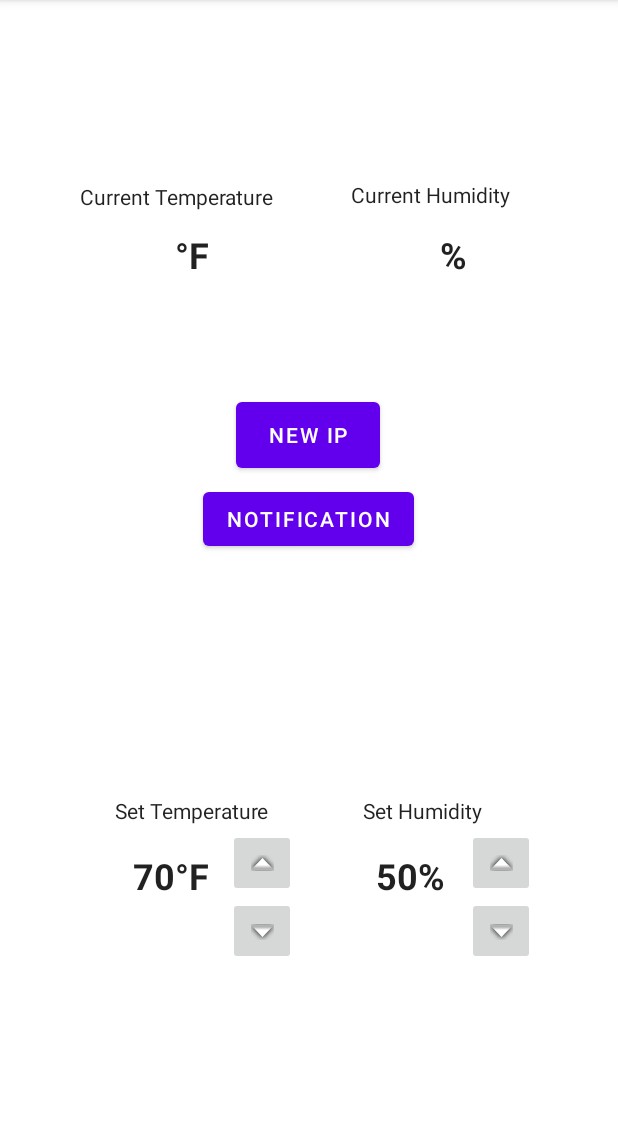
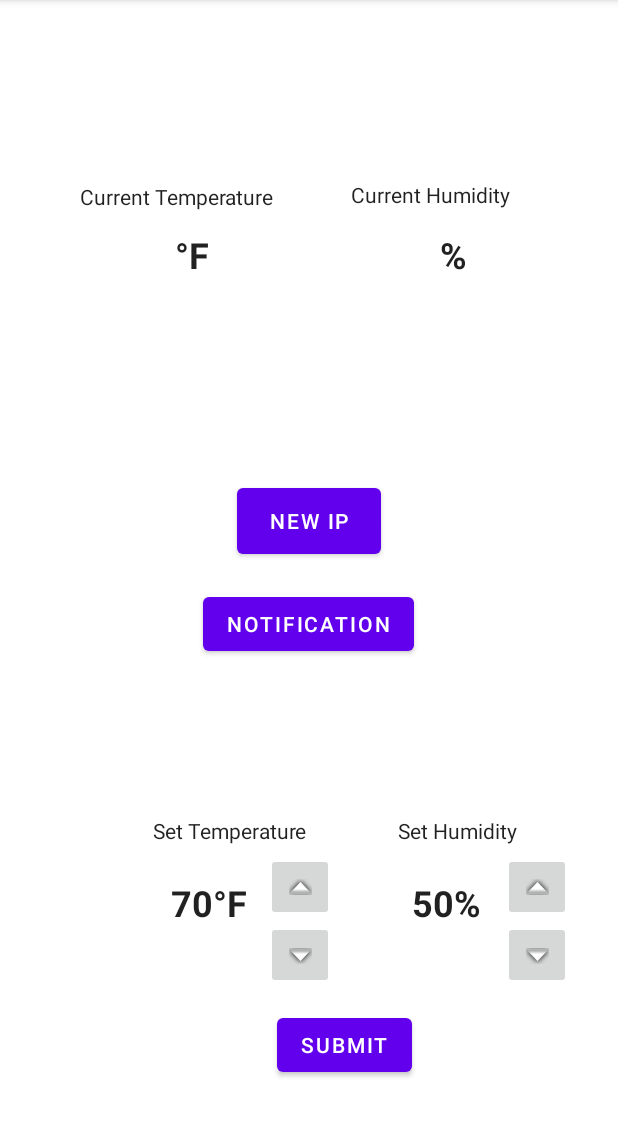
Before and after one commit to lucasg1021/ECE405_MonitoringApp, an Android app: the screen it shows after launch (MainActivity), on a phone screen of 412 x 824 dp, the part 84-1221 px from its top. Run offline under Robolectric (Android 15) with nearby library versions, the phone set to English and light mode, and no system bars; 1 statement that could not run was skipped.

Commit message:
Send set points to PSoC on update

```diff
--- a/app/src/main/res/layout/activity_main.xml
+++ b/app/src/main/res/layout/activity_main.xml
@@ -79,12 +79,14 @@
 
     <androidx.constraintlayout.widget.ConstraintLayout
         android:id="@+id/constraintLayout"
-        android:layout_width="365dp"
-        android:layout_height="232dp"
-        android:layout_marginBottom="60dp"
+        android:layout_width="363dp"
+        android:layout_height="253dp"
         app:layout_constraintBottom_toBottomOf="parent"
         app:layout_constraintEnd_toEndOf="parent"
-        app:layout_constraintStart_toStartOf="parent">
+        app:layout_constraintHorizontal_bias="1.0"
+        app:layout_constraintStart_toStartOf="parent"
+        app:layout_constraintTop_toTopOf="parent"
+        app:layout_constraintVertical_bias="0.939">
 
         <TextView
             android:id="@+id/textViewSetTempLabel"
@@ -194,35 +196,52 @@
             app:layout_constraintVertical_bias="0.0"
             app:srcCompat="@android:drawable/arrow_down_float" />
 
+        <Button
+            android:id="@+id/buttonSetPoints"
+            android:layout_width="wrap_content"
+            android:layout_height="wrap_content"
+            android:onClick="buttonSubmitSetPoints"
+            android:text="@string/submitSetPoints"
+            app:layout_constraintBottom_toBottomOf="parent"
+            app:layout_constraintEnd_toEndOf="parent"
+            app:layout_constraintHorizontal_bias="0.498"
+            app:layout_constraintStart_toStartOf="parent"
+            app:layout_constraintTop_toTopOf="parent"
+            app:layout_constraintVertical_bias="0.921" />
+
     </androidx.constraintlayout.widget.ConstraintLayout>
+
+    <androidx.constraintlayout.widget.ConstraintLayout
+        android:layout_width="275dp"
+        android:layout_height="162dp"
+        app:layout_constraintBottom_toBottomOf="parent"
+        app:layout_constraintEnd_toEndOf="parent"
+        app:layout_constraintStart_toStartOf="parent"
+        app:layout_constraintTop_toTopOf="parent">
 
         <Button
             android:id="@+id/switchButton"
             android:layout_width="96dp"
             android:layout_height="56dp"
-        android:layout_marginStart="100dp"
-        android:layout_marginBottom="48dp"
             android:text="New IP"
-        app:layout_constraintBottom_toTopOf="@+id/constraintLayout"
+            app:layout_constraintBottom_toBottomOf="parent"
             app:layout_constraintEnd_toEndOf="parent"
-        app:layout_constraintHorizontal_bias="0.265"
+            app:layout_constraintHorizontal_bias="0.497"
             app:layout_constraintStart_toStartOf="parent"
             app:layout_constraintTop_toTopOf="parent"
-        app:layout_constraintVertical_bias="0.705" />
+            app:layout_constraintVertical_bias="0.15" />
 
         <Button
             android:id="@+id/alertButton"
             android:layout_width="wrap_content"
             android:layout_height="wrap_content"
-        android:layout_marginStart="135dp"
-        android:layout_marginEnd="136dp"
-        android:layout_marginBottom="106dp"
             android:text="Notification"
-        app:layout_constraintBottom_toTopOf="@+id/constraintLayout"
+            app:layout_constraintBottom_toBottomOf="parent"
             app:layout_constraintEnd_toEndOf="parent"
-        app:layout_constraintHorizontal_bias="0.0"
+            app:layout_constraintHorizontal_bias="0.496"
             app:layout_constraintStart_toStartOf="parent"
-        app:layout_constraintTop_toBottomOf="@+id/switchButton"
-        app:layout_constraintVertical_bias="1.0" />
+            app:layout_constraintTop_toTopOf="parent"
+            app:layout_constraintVertical_bias="0.78" />
+    </androidx.constraintlayout.widget.ConstraintLayout>
 
 </androidx.constraintlayout.widget.ConstraintLayout>
--- a/app/src/main/res/values/strings.xml
+++ b/app/src/main/res/values/strings.xml
@@ -9,4 +9,5 @@
     <string name="setHumidValue">50%</string>
     <string name="currTempValue">°F</string>
     <string name="currHumidValue">%</string>
+    <string name="submitSetPoints">Submit</string>
 </resources>
```
Also changed, not shown: app/src/main/java/com/example/monitoring_system/MainActivity.java (+85 -17 lines). Lines whose indentation alone changed are shown as unchanged.
